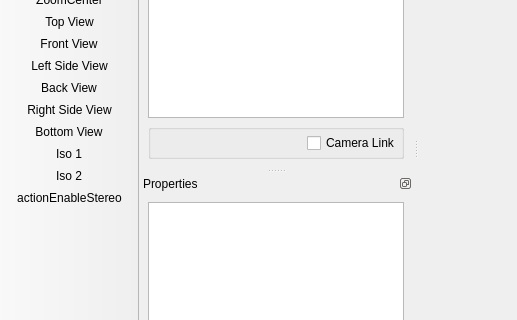
The window that qCC/ui_templates/mainWindow.ui (CloudCompare/CloudCompare) describes before a commit, drawn with Qt 5; both pictures show x 0 to 517 and y 182 to 502 of the 1024 by 768 pixel window.
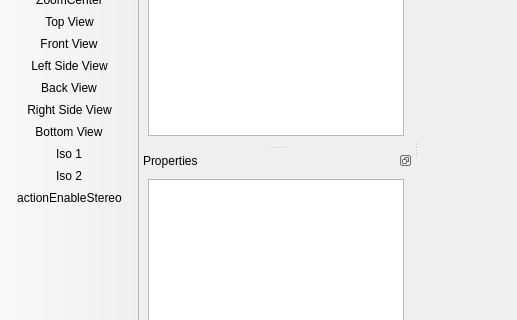
The same window after the commit. Icons and pictures are not drawn. Custom widgets are drawn as their Qt base class.

Commit message: The 'Link camera' checkbox has been moved to the 'Display menu'

Diff of the .ui file:
```diff
--- a/qCC/ui_templates/mainWindow.ui
+++ b/qCC/ui_templates/mainWindow.ui
@@ -522,54 +522,6 @@
        </property>
       </widget>
      </item>
-     <item>
-      <widget class="QGroupBox" name="groupBox">
-       <layout class="QVBoxLayout">
-        <property name="spacing">
-         <number>0</number>
-        </property>
-        <property name="leftMargin">
-         <number>0</number>
-        </property>
-        <property name="topMargin">
-         <number>3</number>
-        </property>
-        <property name="rightMargin">
-         <number>0</number>
-        </property>
-        <property name="bottomMargin">
-         <number>3</number>
-        </property>
-        <item>
-         <layout class="QHBoxLayout">
-          <item>
-           <spacer>
-            <property name="orientation">
-             <enum>Qt::Horizontal</enum>
-            </property>
-            <property name="sizeHint" stdset="0">
-             <size>
-              <width>40</width>
-              <height>20</height>
-             </size>
-            </property>
-           </spacer>
-          </item>
-          <item>
-           <widget class="QCheckBox" name="checkBoxCameraLink">
-            <property name="toolTip">
-             <string>Link all 3D views cameras</string>
-            </property>
-            <property name="text">
-             <string>Camera Link</string>
-            </property>
-           </widget>
-          </item>
-         </layout>
-        </item>
-       </layout>
-      </widget>
-     </item>
     </layout>
    </widget>
   </widget>
```
Left out of the diff: 13 changed lines with no effect on the pictures. The commit also changes 2 other files.
